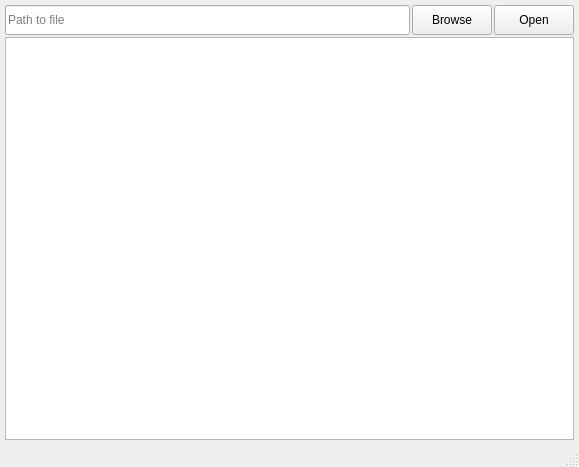
usual-one/JSONViewer, file mainwindow.ui: the form before one commit.
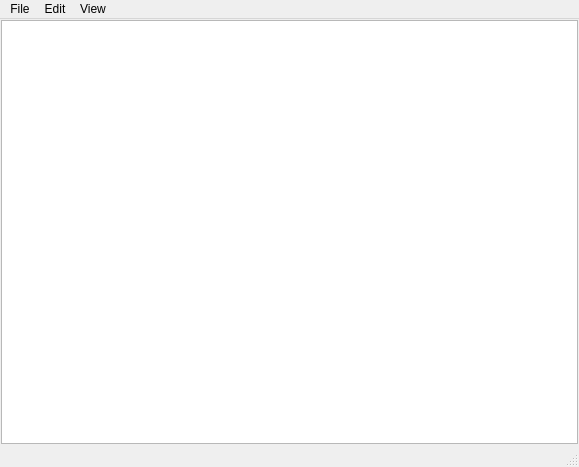
The form after the commit.

Commit message: menu bar added v0.1

```diff
--- a/mainwindow.ui
+++ b/mainwindow.ui
@@ -14,111 +14,158 @@
    <string>JSON Viewer</string>
   </property>
   <widget class="QWidget" name="main">
-   <layout class="QVBoxLayout" name="verticalLayout" stretch="0,1">
+   <layout class="QVBoxLayout" name="verticalLayout" stretch="1">
     <property name="spacing">
-     <number>2</number>
+     <number>0</number>
     </property>
     <property name="leftMargin">
-     <number>5</number>
+     <number>1</number>
     </property>
     <property name="topMargin">
-     <number>5</number>
+     <number>1</number>
     </property>
     <property name="rightMargin">
-     <number>5</number>
+     <number>1</number>
     </property>
     <property name="bottomMargin">
-     <number>5</number>
+     <number>1</number>
     </property>
-    <item>
-     <layout class="QHBoxLayout" name="file_layout" stretch="0,1,1">
-      <property name="spacing">
-       <number>2</number>
-      </property>
-      <item>
-       <widget class="QLineEdit" name="ln_path">
-        <property name="minimumSize">
-         <size>
-          <width>0</width>
-          <height>30</height>
-         </size>
-        </property>
-        <property name="maximumSize">
-         <size>
-          <width>16777215</width>
-          <height>30</height>
-         </size>
-        </property>
-        <property name="placeholderText">
-         <string>Path to file</string>
-        </property>
-       </widget>
-      </item>
-      <item>
-       <widget class="QPushButton" name="btn_browse">
-        <property name="sizePolicy">
-         <sizepolicy hsizetype="Fixed" vsizetype="Fixed">
-          <horstretch>0</horstretch>
-          <verstretch>0</verstretch>
-         </sizepolicy>
-        </property>
-        <property name="minimumSize">
-         <size>
-          <width>80</width>
-          <height>30</height>
-         </size>
-        </property>
-        <property name="maximumSize">
-         <size>
-          <width>80</width>
-          <height>30</height>
-         </size>
-        </property>
-        <property name="text">
-         <string>Browse</string>
-        </property>
-       </widget>
-      </item>
-      <item>
-       <widget class="QPushButton" name="btn_open">
-        <property name="sizePolicy">
-         <sizepolicy hsizetype="Fixed" vsizetype="Fixed">
-          <horstretch>0</horstretch>
-          <verstretch>0</verstretch>
-         </sizepolicy>
-        </property>
-        <property name="minimumSize">
-         <size>
-          <width>80</width>
-          <height>30</height>
-         </size>
-        </property>
-        <property name="maximumSize">
-         <size>
-          <width>80</width>
-          <height>30</height>
-         </size>
-        </property>
-        <property name="text">
-         <string>Open</string>
-        </property>
-       </widget>
-      </item>
-     </layout>
-    </item>
     <item>
      <widget class="QPlainTextEdit" name="plnte_main">
+      <property name="font">
+       <font>
+        <family>Ubuntu Mono</family>
+        <pointsize>14</pointsize>
+       </font>
+      </property>
       <property name="lineWrapMode">
        <enum>QPlainTextEdit::WidgetWidth</enum>
       </property>
       <property name="readOnly">
-       <bool>true</bool>
+       <bool>false</bool>
       </property>
      </widget>
     </item>
    </layout>
   </widget>
-  <widget class="QStatusBar" name="statusbar"/>
+  <widget class="QStatusBar" name="statusbar">
+   <property name="autoFillBackground">
+    <bool>false</bool>
+   </property>
+  </widget>
+  <widget class="QMenuBar" name="menuBar">
+   <property name="enabled">
+    <bool>true</bool>
+   </property>
+   <property name="geometry">
+    <rect>
+     <x>0</x>
+     <y>0</y>
+     <width>579</width>
+     <height>22</height>
+    </rect>
+   </property>
+   <widget class="QMenu" name="menuFile">
+    <property name="title">
+     <string>File</string>
+    </property>
+    <addaction name="actNew"/>
+    <addaction name="actOpen"/>
+    <addaction name="actSave"/>
+    <addaction name="actSaveAs"/>
+    <addaction name="separator"/>
+    <addaction name="actExit"/>
+   </widget>
+   <widget class="QMenu" name="menuEdit">
+    <property name="title">
+     <string>Edit</string>
+    </property>
+    <addaction name="actFindMistakes"/>
+    <addaction name="actAutoFormat"/>
+   </widget>
+   <widget class="QMenu" name="menuView">
+    <property name="title">
+     <string>View</string>
+    </property>
+    <addaction name="actLineWrap"/>
+   </widget>
+   <addaction name="menuFile"/>
+   <addaction name="menuEdit"/>
+   <addaction name="menuView"/>
+  </widget>
+  <action name="actNew">
+   <property name="text">
+    <string>New</string>
+   </property>
+   <property name="shortcut">
+    <string>Ctrl+N</string>
+   </property>
+   <property name="visible">
+    <bool>true</bool>
+   </property>
+   <property name="shortcutVisibleInContextMenu">
+    <bool>false</bool>
+   </property>
+  </action>
+  <action name="actOpen">
+   <property name="text">
+    <string>Open</string>
+   </property>
+   <property name="shortcut">
+    <string>Ctrl+O</string>
+   </property>
+  </action>
+  <action name="actSave">
+   <property name="text">
+    <string>Save</string>
+   </property>
+   <property name="shortcut">
+    <string>Ctrl+S</string>
+   </property>
+  </action>
+  <action name="actSaveAs">
+   <property name="text">
+    <string>Save As</string>
+   </property>
+   <property name="shortcut">
+    <string>Ctrl+Alt+S</string>
+   </property>
+  </action>
+  <action name="actExit">
+   <property name="text">
+    <string>Exit</string>
+   </property>
+   <property name="shortcut">
+    <string>Ctrl+Q</string>
+   </property>
+  </action>
+  <action name="actFindMistakes">
+   <property name="text">
+    <string>Find Mistakes</string>
+   </property>
+   <property name="shortcut">
+    <string>Ctrl+Alt+F</string>
+   </property>
+  </action>
+  <action name="actAutoFormat">
+   <property name="text">
+    <string>Auto Format</string>
+   </property>
+   <property name="shortcut">
+    <string>Ctrl+Alt+L</string>
+   </property>
+  </action>
+  <action name="actLineWrap">
+   <property name="checkable">
+    <bool>true</bool>
+   </property>
+   <property name="checked">
+    <bool>true</bool>
+   </property>
+   <property name="text">
+    <string>Line Wrap</string>
+   </property>
+  </action>
  </widget>
  <resources/>
  <connections/>
```
The commit also changes 6 other files.
